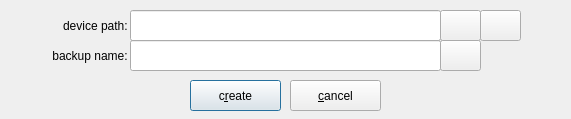
First picture: the form in zuluCrypt-gui/manageluksheader.ui, repository mhogomchungu/zuluCrypt, before the edit.
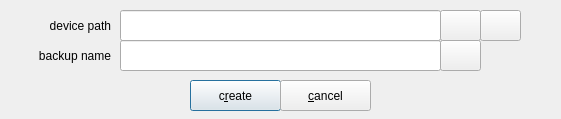
Second picture: the form after the edit.

Diff of the .ui file:
```diff
--- a/zuluCrypt-gui/manageluksheader.ui
+++ b/zuluCrypt-gui/manageluksheader.ui
@@ -9,7 +9,7 @@
    <rect>
     <x>0</x>
     <y>0</y>
-    <width>571</width>
+    <width>561</width>
     <height>119</height>
    </rect>
   </property>
@@ -19,9 +19,9 @@
   <widget class="QLineEdit" name="lineEditBackUpName">
    <property name="geometry">
     <rect>
-     <x>130</x>
+     <x>120</x>
      <y>40</y>
-     <width>311</width>
+     <width>321</width>
      <height>31</height>
     </rect>
    </property>
@@ -31,12 +31,12 @@
     <rect>
      <x>10</x>
      <y>40</y>
-     <width>121</width>
+     <width>101</width>
      <height>31</height>
     </rect>
    </property>
    <property name="text">
-    <string>backup name: </string>
+    <string>backup name</string>
    </property>
    <property name="alignment">
     <set>Qt::AlignRight|Qt::AlignTrailing|Qt::AlignVCenter</set>
@@ -80,7 +80,7 @@
   <widget class="QPushButton" name="pbCancel">
    <property name="geometry">
     <rect>
-     <x>290</x>
+     <x>280</x>
      <y>80</y>
      <width>91</width>
      <height>31</height>
@@ -101,12 +101,12 @@
     <rect>
      <x>0</x>
      <y>10</y>
-     <width>131</width>
+     <width>111</width>
      <height>31</height>
     </rect>
    </property>
    <property name="text">
-    <string>device path: </string>
+    <string>device path</string>
    </property>
    <property name="alignment">
     <set>Qt::AlignRight|Qt::AlignTrailing|Qt::AlignVCenter</set>
@@ -115,9 +115,9 @@
   <widget class="QLineEdit" name="lineEditDevicePath">
    <property name="geometry">
     <rect>
-     <x>130</x>
+     <x>120</x>
      <y>10</y>
-     <width>311</width>
+     <width>321</width>
      <height>31</height>
     </rect>
    </property>
```
